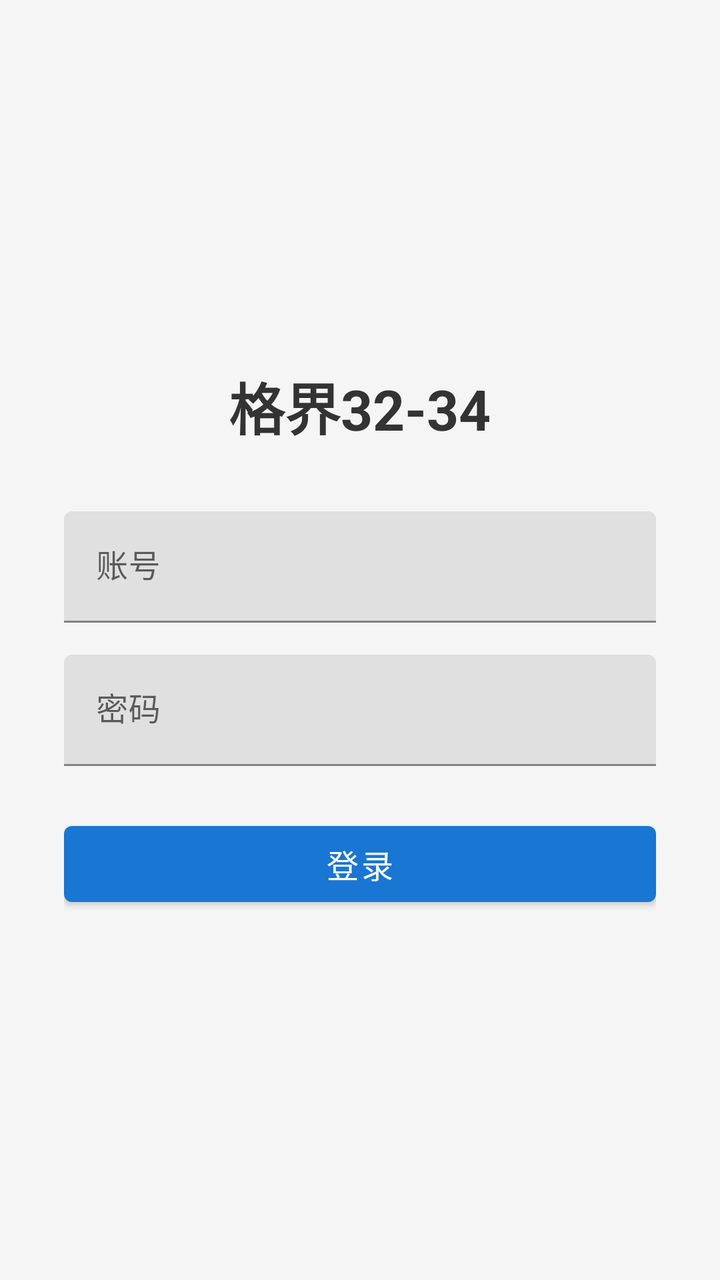
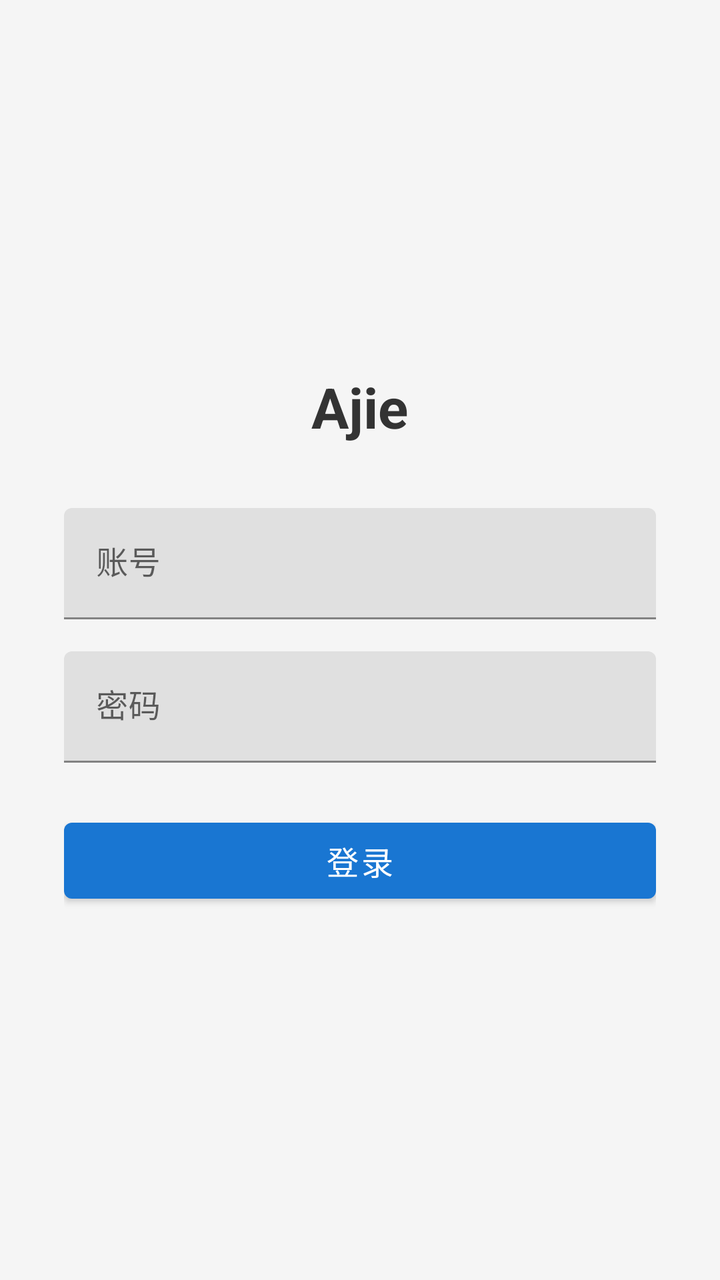

An Android layout rendered at two revisions. The XML below is the earlier revision; the diff shows what the commit changed to produce the second picture.
<!-- AndroidManifest.xml: activity theme Theme.TaskHelper -->
<!-- res/layout/activity_login.xml -->
<?xml version="1.0" encoding="utf-8"?>
<LinearLayout xmlns:android="http://schemas.android.com/apk/res/android"
    android:layout_width="match_parent"
    android:layout_height="match_parent"
    android:background="#F5F5F5"
    android:gravity="center"
    android:orientation="vertical"
    android:padding="32dp">

    <TextView
        android:layout_width="wrap_content"
        android:layout_height="wrap_content"
        android:layout_marginBottom="32dp"
        android:text="格界32-34"
        android:textColor="#333333"
        android:textSize="28sp"
        android:textStyle="bold" />

    <com.google.android.material.textfield.TextInputLayout
        android:layout_width="match_parent"
        android:layout_height="wrap_content"
        android:layout_marginBottom="16dp"
        android:hint="账号">

        <com.google.android.material.textfield.TextInputEditText
            android:id="@+id/et_username"
            android:layout_width="match_parent"
            android:layout_height="wrap_content"
            android:inputType="text" />
    </com.google.android.material.textfield.TextInputLayout>

    <com.google.android.material.textfield.TextInputLayout
        android:layout_width="match_parent"
        android:layout_height="wrap_content"
        android:layout_marginBottom="24dp"
        android:hint="密码">

        <com.google.android.material.textfield.TextInputEditText
            android:id="@+id/et_password"
            android:layout_width="match_parent"
            android:layout_height="wrap_content"
            android:inputType="textPassword" />
    </com.google.android.material.textfield.TextInputLayout>

    <com.google.android.material.button.MaterialButton
        android:id="@+id/btn_login"
        android:layout_width="match_parent"
        android:layout_height="50dp"
        android:text="登录"
        android:textSize="16sp" />

</LinearLayout>
<!-- resources referenced by this layout -->
<resources>
  <style name="Theme.TaskHelper" parent="Theme.MaterialComponents.Light.NoActionBar">
          <item name="colorPrimary">#1976D2</item>
          <item name="colorPrimaryVariant">#1565C0</item>
          <item name="colorOnPrimary">#FFFFFF</item>
          <item name="colorSecondary">#26A69A</item>
          <item name="colorSecondaryVariant">#00897B</item>
          <item name="colorOnSecondary">#FFFFFF</item>
          <item name="android:statusBarColor">#1565C0</item>
      </style>
</resources>

<!-- the commit's change to res/layout/activity_login.xml (unified diff, before → after) -->
@@ -11,7 +11,7 @@
         android:layout_width="wrap_content"
         android:layout_height="wrap_content"
         android:layout_marginBottom="32dp"
-        android:text="格界32-34"
+        android:text="Ajie"
         android:textColor="#333333"
         android:textSize="28sp"
         android:textStyle="bold" />
